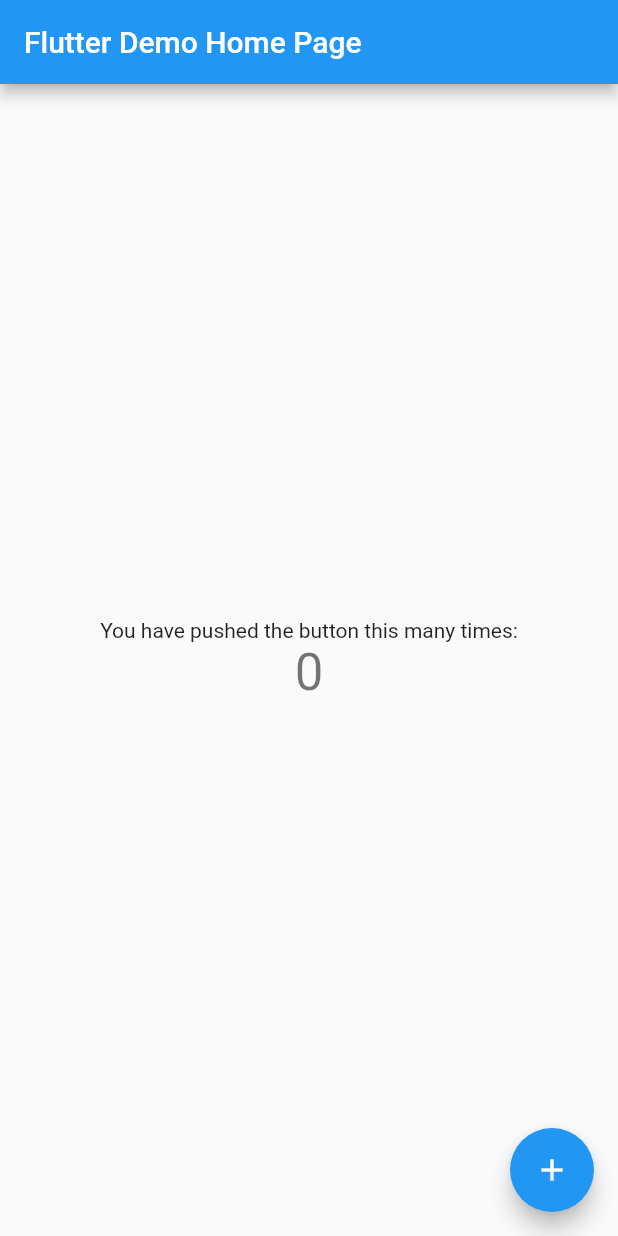
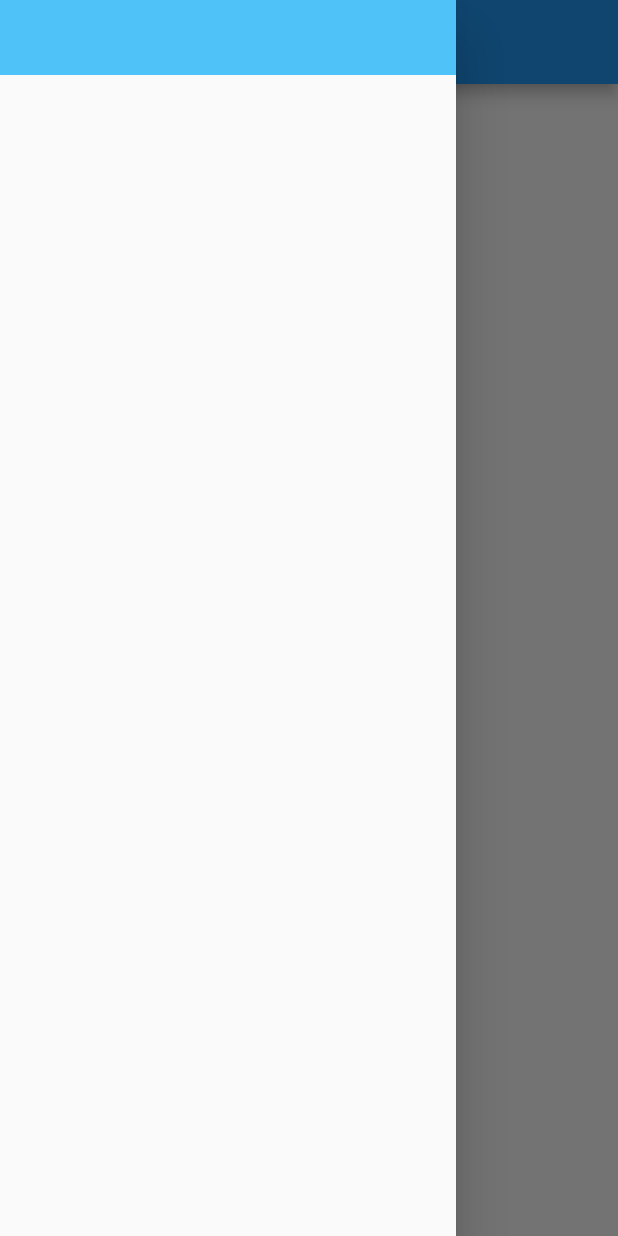
Before and after one commit to Void1315/yhy_travel, a Flutter app: the screen it shows after launch, with the side drawer open (before the commit the screen has no drawer), on a phone screen of 412 x 824 dp. Run offline on Flutter 3.47's test engine with Material 2 defaults, Android fonts, the phone set to English and light mode, and no system bars; our stand-ins replace flutter_redux, redux.

Commit message:
redux与主题写完了

```diff
--- /dev/null
+++ b/lib/app_state.dart
@@ -0,0 +1,20 @@
+import 'package:flutter/material.dart';
+import 'package:yhy_travel/models/theme_model.dart';
+import 'actions/theme_action.dart';
+
+class AppState {
+  ThemeModel themeState;
+  AppState({this.themeState});
+  AppState.initialState() {
+    this.themeState = ThemeModel(theme: ThemeData.light());
+  }
+}
+
+/**
+ * 定义Reducer
+ */
+AppState appReducer(AppState state, action) {
+  return AppState(
+    themeState: ThemeReducer(state.themeState, action),
+  );
+}
--- /dev/null
+++ b/lib/components/drawer/IndexDrawer.dart
@@ -0,0 +1,20 @@
+import 'package:flutter/cupertino.dart';
+import 'package:flutter/material.dart';
+
+class IndexDrawer extends StatelessWidget{
+  @override
+  Widget build(BuildContext context) {
+    return Drawer(
+      child: Column(
+        children: <Widget>[
+          Container(
+            height: 50.0,
+            color: Colors.lightBlue[300],
+          )
+        ],
+      ),
+    );
+  }
+
+
+}
--- /dev/null
+++ b/lib/config/routers.dart
@@ -0,0 +1,5 @@
+import 'package:flutter/material.dart';
+import '../pages/login/index.dart';
+Map<String, WidgetBuilder> router = {
+  "/":(BuildContext context)=>LoginIndex(),
+};
--- a/lib/main.dart
+++ b/lib/main.dart
@@ -1,111 +1,26 @@
 import 'package:flutter/material.dart';
+import 'package:flutter_redux/flutter_redux.dart';
+import 'package:redux/redux.dart';
+import 'package:yhy_travel/app_state.dart';
+import './config/routers.dart' as Routers;
 
 void main() => runApp(MyApp());
 
 class MyApp extends StatelessWidget {
-  // This widget is the root of your application.
   @override
   Widget build(BuildContext context) {
-    return MaterialApp(
-      title: 'Flutter Demo',
-      theme: ThemeData(
-        // This is the theme of your application.
-        //
-        // Try running your application with "flutter run". You'll see the
-        // application has a blue toolbar. Then, without quitting the app, try
-        // changing the primarySwatch below to Colors.green and then invoke
-        // "hot reload" (press "r" in the console where you ran "flutter run",
-        // or simply save your changes to "hot reload" in a Flutter IDE).
-        // Notice that the counter didn't reset back to zero; the application
-        // is not restarted.
-        primarySwatch: Colors.blue,
+    final store =
+        Store<AppState>(appReducer, initialState: AppState.initialState());
+    return StoreProvider<AppState>(
+      store: store,
+      child: StoreBuilder<AppState>(
+        builder: (context, store) {
+          return MaterialApp(
+            theme: store.state.themeState.theme,
+            routes: Routers.router,
+          );
+        },
       ),
-      home: MyHomePage(title: 'Flutter Demo Home Page'),
     );
   }
 }
-
-class MyHomePage extends StatefulWidget {
-  MyHomePage({Key key, this.title}) : super(key: key);
-
-  // This widget is the home page of your application. It is stateful, meaning
-  // that it has a State object (defined below) that contains fields that affect
-  // how it looks.
-
-  // This class is the configuration for the state. It holds the values (in this
-  // case the title) provided by the parent (in this case the App widget) and
-  // used by the build method of the State. Fields in a Widget subclass are
-  // always marked "final".
-
-  final String title;
-
-  @override
-  _MyHomePageState createState() => _MyHomePageState();
-}
-
-class _MyHomePageState extends State<MyHomePage> {
-  int _counter = 0;
-
-  void _incrementCounter() {
-    setState(() {
-      // This call to setState tells the Flutter framework that something has
-      // changed in this State, which causes it to rerun the build method below
-      // so that the display can reflect the updated values. If we changed
-      // _counter without calling setState(), then the build method would not be
-      // called again, and so nothing would appear to happen.
-      _counter++;
-    });
-  }
-
-  @override
-  Widget build(BuildContext context) {
-    // This method is rerun every time setState is called, for instance as done
-    // by the _incrementCounter method above.
-    //
-    // The Flutter framework has been optimized to make rerunning build methods
-    // fast, so that you can just rebuild anything that needs updating rather
-    // than having to individually change instances of widgets.
-    return Scaffold(
-      appBar: AppBar(
-        // Here we take the value from the MyHomePage object that was created by
-        // the App.build method, and use it to set our appbar title.
-        title: Text(widget.title),
-      ),
-      body: Center(
-        // Center is a layout widget. It takes a single child and positions it
-        // in the middle of the parent.
-        child: Column(
-          // Column is also a layout widget. It takes a list of children and
-          // arranges them vertically. By default, it sizes itself to fit its
-          // children horizontally, and tries to be as tall as its parent.
-          //
-          // Invoke "debug painting" (press "p" in the console, choose the
-          // "Toggle Debug Paint" action from the Flutter Inspector in Android
-          // Studio, or the "Toggle Debug Paint" command in Visual Studio Code)
-          // to see the wireframe for each widget.
-          //
-          // Column has various properties to control how it sizes itself and
-          // how it positions its children. Here we use mainAxisAlignment to
-          // center the children vertically; the main axis here is the vertical
-          // axis because Columns are vertical (the cross axis would be
-          // horizontal).
-          mainAxisAlignment: MainAxisAlignment.center,
-          children: <Widget>[
-            Text(
-              'You have pushed the button this many times:',
-            ),
-            Text(
-              '$_counter',
-              style: Theme.of(context).textTheme.display1,
-            ),
-          ],
-        ),
-      ),
-      floatingActionButton: FloatingActionButton(
-        onPressed: _incrementCounter,
-        tooltip: 'Increment',
-        child: Icon(Icons.add),
-      ), // This trailing comma makes auto-formatting nicer for build methods.
-    );
-  }
-}
--- /dev/null
+++ b/lib/models/theme_model.dart
@@ -0,0 +1,6 @@
+import 'package:flutter/material.dart';
+
+class ThemeModel{
+  ThemeData theme;
+  ThemeModel({this.theme});
+}
--- /dev/null
+++ b/lib/pages/login/index.dart
@@ -0,0 +1,14 @@
+import 'package:flutter/material.dart';
+import 'package:yhy_travel/components/drawer/IndexDrawer.dart';
+
+class LoginIndex extends StatelessWidget {
+  @override
+  Widget build(BuildContext context) {
+    return Scaffold(
+      appBar: AppBar(
+        title: Text("aaa"),
+      ),
+      drawer: IndexDrawer(),
+    );
+  }
+}
```
Also changed, not shown: lib/actions/theme_action.dart (added, +43 -0 lines), pubspec.lock.
